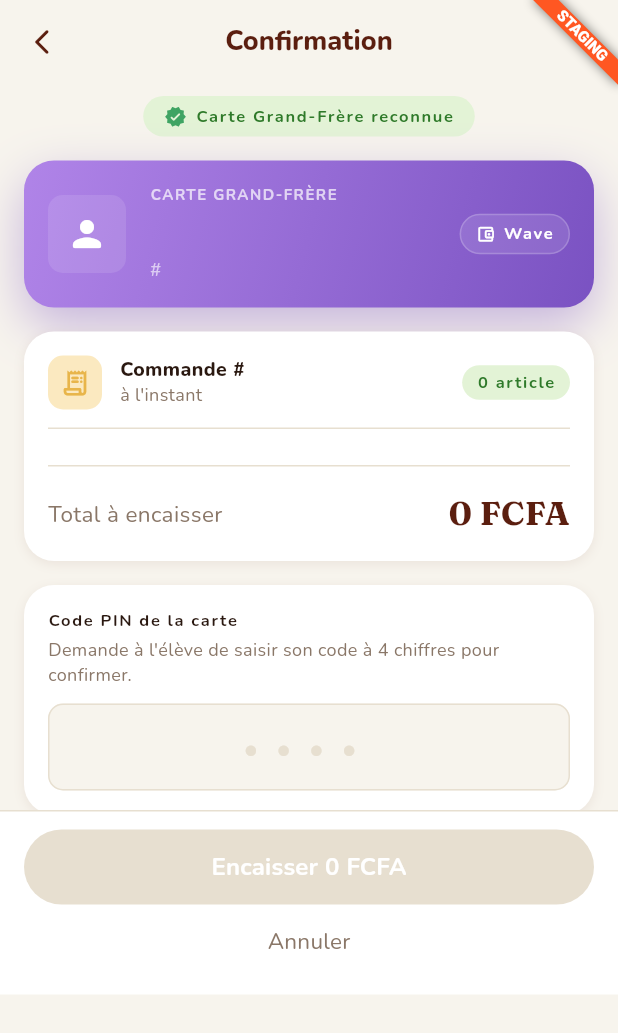
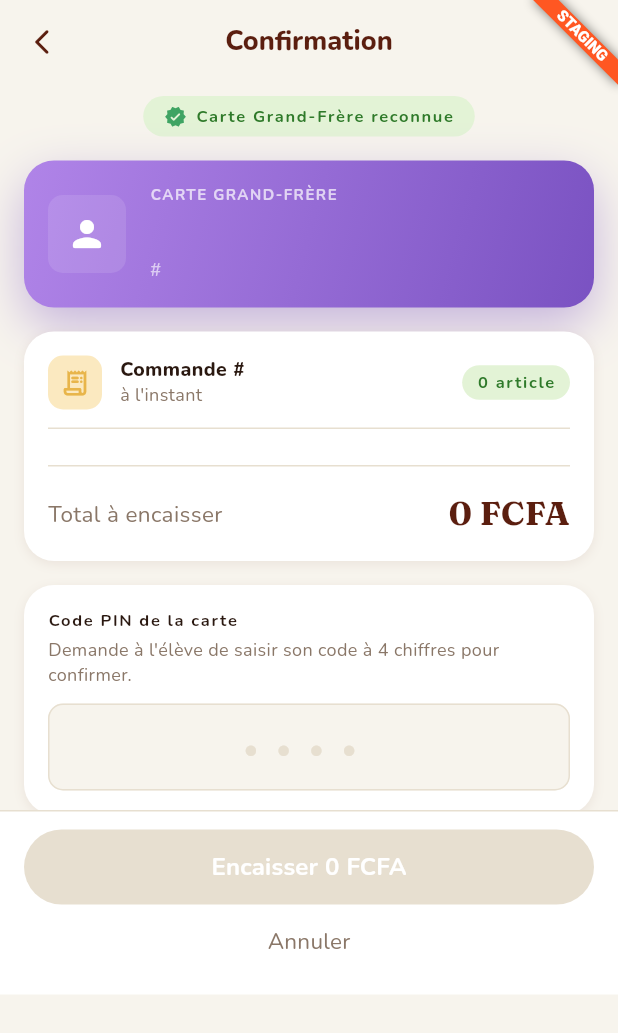
Before and after one commit to fry-marshall/grand_frere_vendor, a Flutter app: the CashinConfirmView screen opened directly with empty values, on a phone screen of 412 x 824 dp. Shown: the top 1033 px of the screen. Run offline on Flutter 3.47's test engine with Material 3 defaults, Android fonts, the phone set to English and light mode, and no system bars; our stand-ins replace dio, equatable, firebase_core, firebase_messaging, flutter_bloc, flutter_dotenv and 8 more; missing offline and left inert: mobile_scanner; accounts and stored records are empty; network calls fail.

Commit message:
chore(review): align payout and balance wording for store review
- Rename "retrait" to "versement" across balance screens
- Rename "Solde du portefeuille" to "Solde cantine"
- Drop the Wave logo and the unused payment method badges
- Reword signup payout section and helper text

Co-Authored-By: Claude Opus 5.5 <noreply@anthropic.com>

```diff
--- a/lib/features/auth/presentation/pages/signup_form_step.dart
+++ b/lib/features/auth/presentation/pages/signup_form_step.dart
@@ -105,7 +105,7 @@ class SignupFormStep extends StatelessWidget {
                       textInputAction: TextInputAction.next,
                     ),
                     const SizedBox(height: AppSpacing.lg),
-                    const SignupSectionLabel('Paiement'),
+                    const SignupSectionLabel('Versement des recettes'),
                     WaveTextField(controller: waveCtrl),
                     const SizedBox(height: AppSpacing.sm),
                     AppTextField(
--- a/lib/features/balance/presentation/cubit/balance_cubit.dart
+++ b/lib/features/balance/presentation/cubit/balance_cubit.dart
@@ -95,7 +95,7 @@ class BalanceCubit extends Cubit<BalanceState> {
 
   String _mapCreateWithdrawalFailure(Failure f) => switch (f.message) {
     'Insufficient vendor wallet balance' =>
-      'Solde insuffisant pour ce retrait.',
+      'Solde insuffisant pour ce versement.',
     'Vendor wallet not found' => "Aucun solde disponible pour l'instant.",
     _ => f.message,
   };
--- a/lib/features/balance/presentation/widgets/wallet_movement_card.dart
+++ b/lib/features/balance/presentation/widgets/wallet_movement_card.dart
@@ -15,8 +15,8 @@ class WalletMovementCard extends StatelessWidget {
 
   String get _label {
     if (movement.isCashin) return 'Encaissement';
-    if (movement.isWithdrawal) return 'Retrait';
-    if (movement.isWithdrawalRefund) return 'Retrait remboursé';
+    if (movement.isWithdrawal) return 'Versement';
+    if (movement.isWithdrawalRefund) return 'Versement annulé';
     return 'Ajustement';
   }
 
--- a/lib/features/balance/presentation/widgets/withdrawal_form_sheet.dart
+++ b/lib/features/balance/presentation/widgets/withdrawal_form_sheet.dart
@@ -101,12 +101,12 @@ class _WithdrawalFormSheetState extends State<WithdrawalFormSheet> {
               ),
               SizedBox(height: AppSpacing.md),
               Text(
-                'Demander un retrait',
+                'Demander un versement',
                 style: AppTextStyles.h2.copyWith(color: AppColors.ink),
               ),
               SizedBox(height: AppSpacing.micro),
               Text(
-                'Le montant sera transféré sur votre numéro Wave.',
+                "Votre demande sera traitée par l'équipe Grand Frère, puis le montant versé sur votre numéro Wave.",
                 style: AppTextStyles.body.copyWith(color: AppColors.mute),
               ),
               SizedBox(height: AppSpacing.lg),
@@ -167,7 +167,7 @@ class _WithdrawalFormSheetState extends State<WithdrawalFormSheet> {
                               ),
                             )
                           : Text(
-                              'Confirmer le retrait',
+                              'Confirmer le versement',
                               style: AppTextStyles.buttonLabel.copyWith(
                                 color: Colors.white,
                               ),
--- a/lib/features/cashin/domain/entities/order.dart
+++ b/lib/features/cashin/domain/entities/order.dart
@@ -27,5 +27,4 @@ class Order {
 
   String get studentFullName => '$studentFirstName $studentLastName';
 
-  bool get isCash => paymentMethod == 'CASH';
 }
--- a/lib/features/cashin/presentation/widgets/cashin_confirm_view.dart
+++ b/lib/features/cashin/presentation/widgets/cashin_confirm_view.dart
@@ -215,35 +215,6 @@ class _StudentCard extends StatelessWidget {
                     ),
                   ),
                 ],
-              ],
-            ),
-          ),
-          // Payment method pill
-          Container(
-            padding: const EdgeInsets.symmetric(horizontal: 10, vertical: 5),
-            decoration: BoxDecoration(
-              color: Colors.white.withAlpha(28),
-              borderRadius: AppRadius.pill,
-              border: Border.all(color: Colors.white.withAlpha(50), width: 1),
-            ),
-            child: Row(
-              mainAxisSize: MainAxisSize.min,
-              children: [
-                Icon(
-                  order.isCash
-                      ? Icons.payments_outlined
-                      : Icons.account_balance_wallet_outlined,
-                  color: Colors.white,
-                  size: 13,
-                ),
-                const SizedBox(width: 5),
-                Text(
-                  order.isCash ? 'Cash' : 'Wave',
-                  style: AppTextStyles.label.copyWith(
-                    color: Colors.white,
-                    fontSize: 11,
-                  ),
-                ),
               ],
             ),
           ),
--- a/lib/features/orders/domain/entities/vendor_order.dart
+++ b/lib/features/orders/domain/entities/vendor_order.dart
@@ -32,7 +32,6 @@ class VendorOrder {
   bool get isValidated => status == 'VALIDATED';
   bool get isCompleted => status == 'COMPLETED';
   bool get isCancelled => status == 'CANCELLED';
-  bool get isCash => paymentMethod == 'CASH';
 
   String get itemsSummary =>
       items.take(2).map((i) => '${i.quantity}× ${i.name}').join(' · ');
--- a/lib/features/vendor/presentation/widgets/balance_card.dart
+++ b/lib/features/vendor/presentation/widgets/balance_card.dart
@@ -39,7 +39,7 @@ class BalanceCard extends StatelessWidget {
               crossAxisAlignment: CrossAxisAlignment.start,
               children: [
                 Text(
-                  'Solde du portefeuille',
+                  'Solde cantine',
                   style: AppTextStyles.body.copyWith(
                     color: Colors.white54,
                     fontSize: 10.5,
--- a/pubspec.yaml
+++ b/pubspec.yaml
@@ -65,7 +65,6 @@ flutter:
     - .env.staging
     - .env.production
     - assets/logo_vendor.png
-    - assets/wave_logo.png
 
 flutter_launcher_icons:
   android: true
```
Also changed, not shown: lib/features/auth/presentation/widgets/signup_form_widgets.dart (+1 -10 lines), lib/features/balance/presentation/pages/balance_screen.dart (+4 -4 lines), lib/features/orders/presentation/widgets/order_card.dart (+0 -39 lines), lib/features/orders/presentation/widgets/order_items_card.dart (+3 -31 lines), assets/wave_logo.png (deleted).
